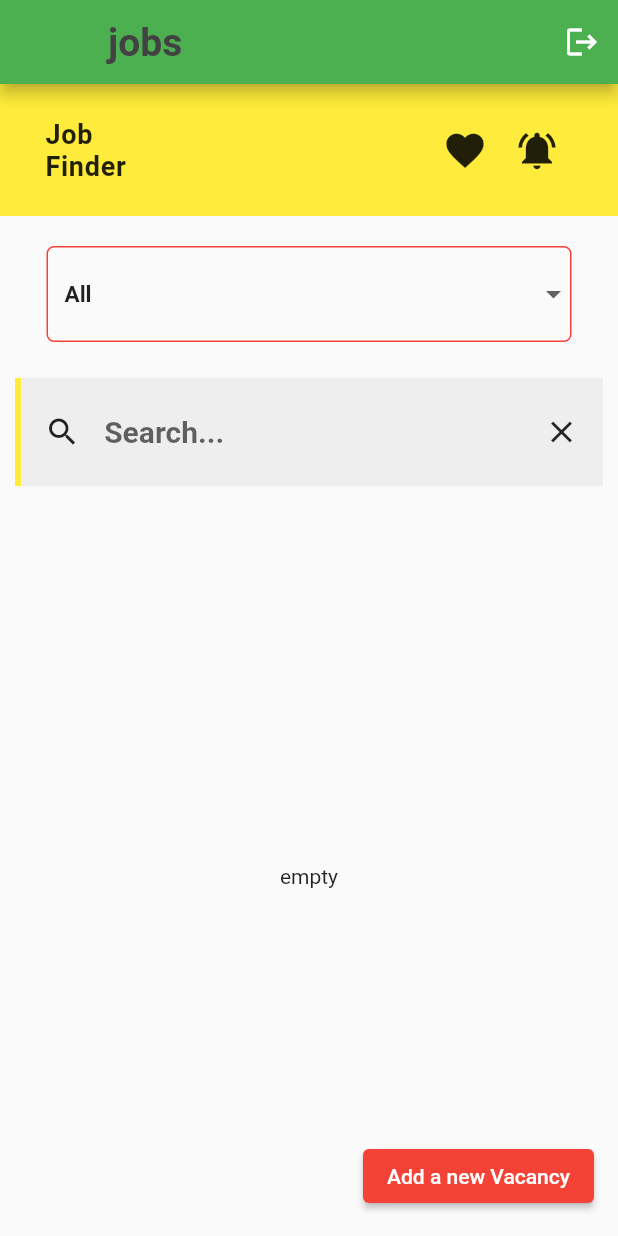
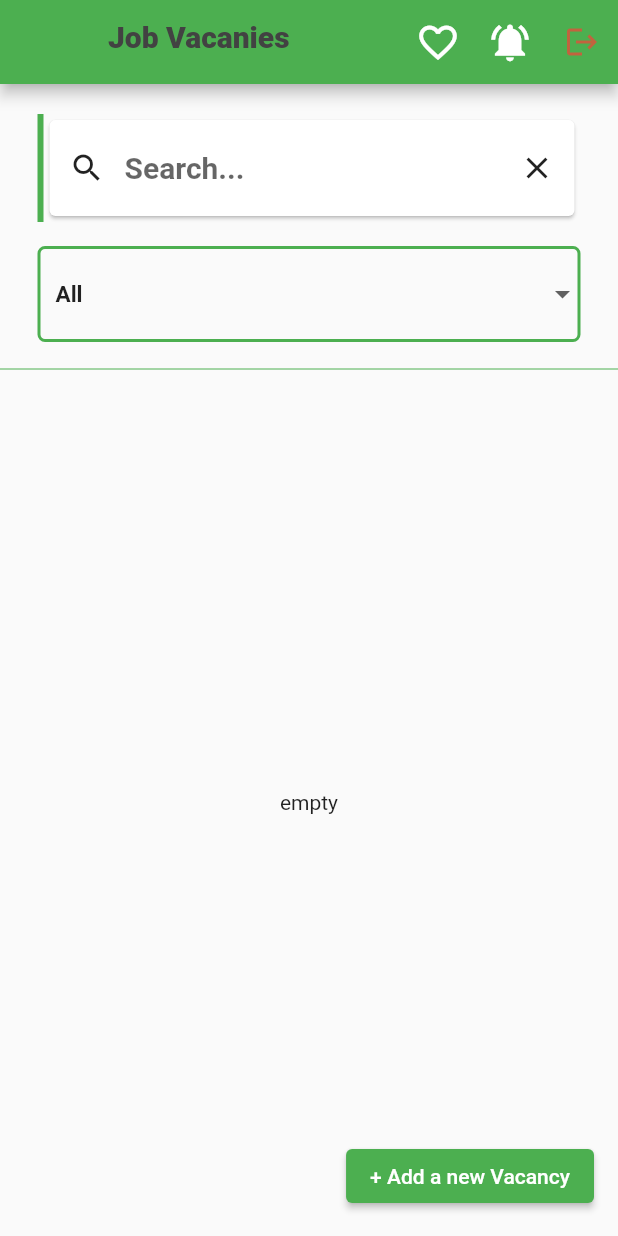
Before and after one commit to hooshyar/wecode, a Flutter app: the screen it shows once a user with an empty profile is signed in, on a phone screen of 412 x 824 dp. Run offline on Flutter 3.47's test engine with Material 2 defaults, Android fonts, the phone set to English and light mode, and no system bars; our stand-ins replace cloud_firestore, firebase_auth, firebase_core, get, google_fonts, hive_flutter; accounts and stored records are empty; network calls fail.

Commit message:
barzy, optimized jobs screen

```diff
--- a/lib/src/common/widgets/general_drop_down_widget.dart
+++ b/lib/src/common/widgets/general_drop_down_widget.dart
@@ -14,17 +14,17 @@ class GeneralDropDownButton extends StatelessWidget {
   final ValueChanged<String> valueChanged;
   @override
   Widget build(BuildContext context) {
-    return SizedBox(
-      width: 350,
+    return Container(
+      padding: EdgeInsets.symmetric(horizontal: 15),
       child: DropdownButtonFormField<String>(
           decoration: InputDecoration(
-              focusedBorder:
-                  OutlineInputBorder(borderSide: BorderSide(color: Colors.red)),
+              focusedBorder: OutlineInputBorder(
+                  borderSide: BorderSide(color: Colors.green)),
               enabledBorder: OutlineInputBorder(
                   borderRadius: BorderRadius.circular(5),
                   borderSide: BorderSide(
-                    color: Colors.red,
-                    width: 1,
+                    color: Colors.green,
+                    width: 2,
                   ))),
           value: selectedItem ?? itemsList.first,
           items: itemsList
--- a/lib/src/screens/jobs_screen/jobs_screen.dart
+++ b/lib/src/screens/jobs_screen/jobs_screen.dart
@@ -42,6 +42,7 @@ class _JobsScreenState extends State<JobsScreen> {
 
     return Scaffold(
       floatingActionButton: ElevatedButton(
+        style: ButtonStyle(backgroundColor: MaterialStateProperty.all(Colors.green)),
           onPressed: () {
             Get.to(() => CreateJobScreen());
 
@@ -49,17 +50,30 @@ class _JobsScreenState extends State<JobsScreen> {
             // Navigator.of(context)
             //     .push(MaterialPageRoute(builder: (_) => CreateJobScreen()));
           },
-          child: Text('Add a new Vacancy')),
+          child: Text('+ Add a new Vacancy')),
       appBar: AppBar(
         backgroundColor: Colors.green,
-        title: Text('jobs'),
+        // title: Text('jobs'),
+        title: customeText(name: 'Job Vacanies', fontSize: 20, maxLines: 1, fontWeight: FontWeight.w800),
         leading: Text(weCodeUser.email),
         actions: [
+          IconButton(
+            onPressed: () {
+              debugPrint('favorite icon clicked');
+              hasNotificationFunction(); // #temporary
+              // TODO: open favorite screen
+
+              Get.to(() => FavoritesScreen());
+            },
+            icon: const Icon(Icons.favorite_outline, size: 30),
+          ),
+          // const SizedBox(width: 15),
+          notificationIconButton(),
           IconButton(
               onPressed: () async {
                 await _authService.logout();
               },
-              icon: Icon(Icons.logout)),
+              icon: Icon(Icons.logout), color: Color.lerp(Colors.red, Colors.green, 0.3),),
         ],
       ),
       // sections screen [column].
@@ -89,82 +103,27 @@ class _JobsScreenState extends State<JobsScreen> {
                 )
                 .toList();
 
-            return Column(children: [
-              // sections screen column > (header) container.
-
-              Container(
-                padding:
-                    const EdgeInsets.symmetric(vertical: 20, horizontal: 30),
-                color: Colors.yellow,
-                child: Row(
-                  mainAxisAlignment: MainAxisAlignment.spaceBetween,
+            return Column(
               children: [
-                    const Text(
-                      'Job\nFinder',
-                      style: TextStyle(
-                        fontSize: 18,
-                        fontWeight: FontWeight.bold,
-                        letterSpacing: 0.5,
-                      ),
-                    ),
-                    Row(
-                      children: [
-                        IconButton(
-                          onPressed: () {
-                            debugPrint('favorite icon clicked');
-                            hasNotificationFunction(); // #temporary
-                            // TODO: open favorite screen
-
-                            Get.to(() => FavoritesScreen());
-                          },
-                          icon: const Icon(Icons.favorite, size: 30),
-                        ),
-                        // const SizedBox(width: 15),
-                        notificationIconButton()
-                      ],
-                    )
-                  ],
-                ),
-              ),
                 // sections screen column > (search) container.
                 Container(
                   height: 160,
                   margin: const EdgeInsets.only(
-                    left: 10, top: 20, bottom: 20, right: 10),
+                      left: 10, top: 20, bottom: 10, right: 10),
                   // color: Colors.transparent,
                   child: Column(
                     children: [
                       Expanded(
                         child: Container(
-                        height: 80,
-                        child: GeneralDropDownButton(
-                          itemsList: RequiredStrings.jobCategories,
-                          selectedItem: selectedCategory,
-                          valueChanged: (value) {
-                            setState(() {
-                              if (value == 'All') {
-                                selectedCategory = null;
-                              } else {
-                                selectedCategory = value;
-                              }
-                            });
-                          },
-                        ),
-                      ),
-                    ),
-                    Divider(
-                      color: Colors.transparent,
-                    ),
-                    Expanded(
-                      child: Container(
+                          margin: EdgeInsets.symmetric(horizontal: 15),
                           height: 80,
                           decoration: BoxDecoration(
-                          color: Colors.grey.shade200,
                             border: const Border(
-                            left: BorderSide(color: Colors.yellow, width: 4),
+                              left: BorderSide(color: Colors.green, width: 4),
                             ),
                           ),
                           // color: Colors.green,
+                          child: Card(
                             child: Row(
                               children: [
                                 Expanded(
@@ -220,8 +179,34 @@ class _JobsScreenState extends State<JobsScreen> {
                             ),
                           ),
                         ),
+                      ),
+                      Divider(
+                        color: Colors.transparent,
+                      ),
+                      Expanded(
+                        child: Container(
+                          height: 80,
+                          child: GeneralDropDownButton(
+                            itemsList: RequiredStrings.jobCategories,
+                            selectedItem: selectedCategory,
+                            valueChanged: (value) {
+                              setState(() {
+                                if (value == 'All') {
+                                  selectedCategory = null;
+                                } else {
+                                  selectedCategory = value;
+                                }
+                              });
+                            },
+                          ),
+                        ),
+                      ),
                     ],
                   ),
+                ),
+                Divider(
+                        color: Colors.green,
+                        height: 0,
                       ),
                 // sections screen column > (body) .
                 Expanded(
@@ -250,7 +235,8 @@ class _JobsScreenState extends State<JobsScreen> {
                                       : filteredVacancies)[index]);
                             },
                           ))
-            ]);
+              ],
+            );
           }),
     );
 
@@ -283,7 +269,8 @@ class _JobsScreenState extends State<JobsScreen> {
       {required String name,
       required double fontSize,
       FontWeight? fontWeight,
-      double? letterSpacing}) {
+      double? letterSpacing,
+      int? maxLines }) {
     return Column(
       children: [
         Text(
@@ -292,6 +279,7 @@ class _JobsScreenState extends State<JobsScreen> {
               fontSize: fontSize,
               fontWeight: fontWeight,
               letterSpacing: letterSpacing),
+              maxLines: maxLines,
         ),
         const SizedBox(
           height: 7,
@@ -306,7 +294,7 @@ class _JobsScreenState extends State<JobsScreen> {
     IconData favIconFill = Icons.favorite;
     return Container(
       margin: const EdgeInsets.symmetric(horizontal: 20, vertical: 10),
-      height: 100,
+      height: 110,
       // color: Colors.grey,
       child: Row(
         children: [
@@ -347,11 +335,14 @@ class _JobsScreenState extends State<JobsScreen> {
                       name: vacancy.org,
                       fontSize: 017,
                       fontWeight: FontWeight.bold,
-                      letterSpacing: 0.4),
+                      letterSpacing: 0.4,
+                      maxLines: 1),
                   customeText(
                       name: '${vacancy.title} • ${vacancy.type}',
+                      // name: 'gggggggggggggggggggggggggggggggggggggg',
                       fontSize: 014,
-                      letterSpacing: 0.4),
+                      letterSpacing: 0.4,
+                      maxLines: 2),
                   Row(
                     crossAxisAlignment: CrossAxisAlignment.end,
                     children: [
@@ -360,7 +351,8 @@ class _JobsScreenState extends State<JobsScreen> {
                       //   fontSize: 17,
                       //   fontWeight: FontWeight.w500,
                       // ),
-                      customeText(name: 'Year', fontSize: 14)
+                      customeText(name: vacancy.city, fontSize: 14,
+                      maxLines: 1)
                     ],
                   )
                 ],
```
Lines whose indentation alone changed are shown as unchanged.
